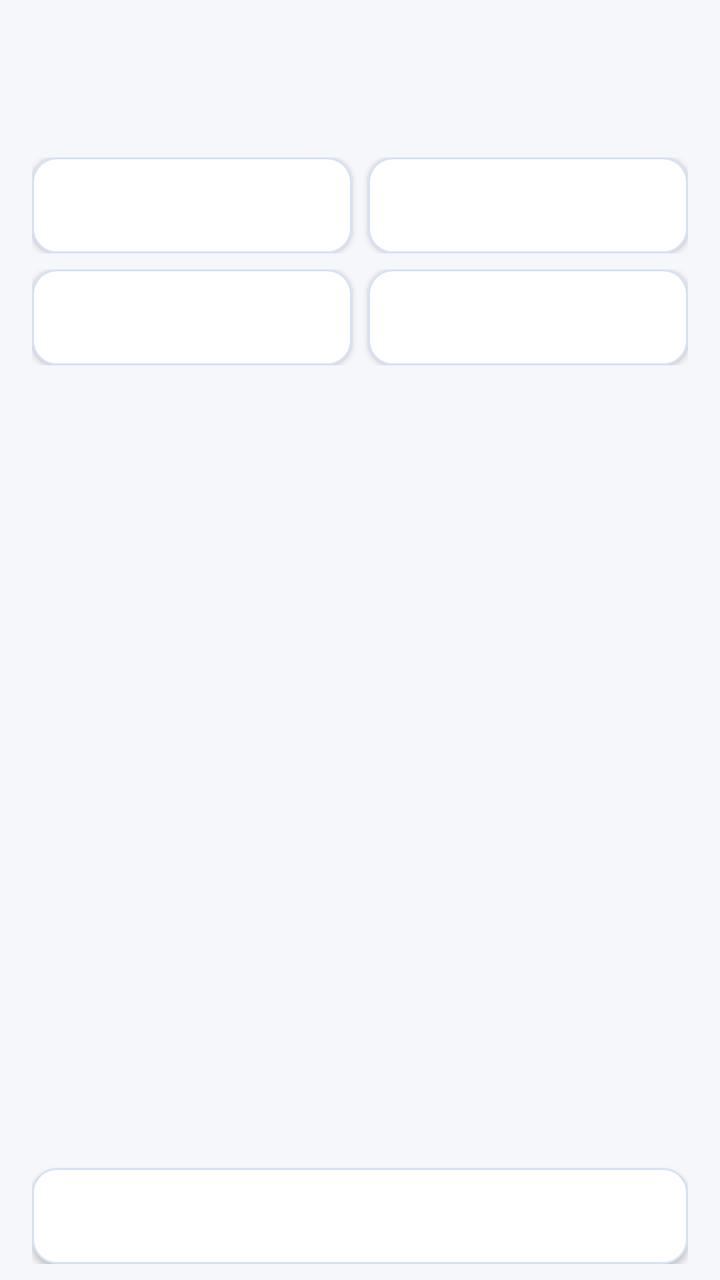
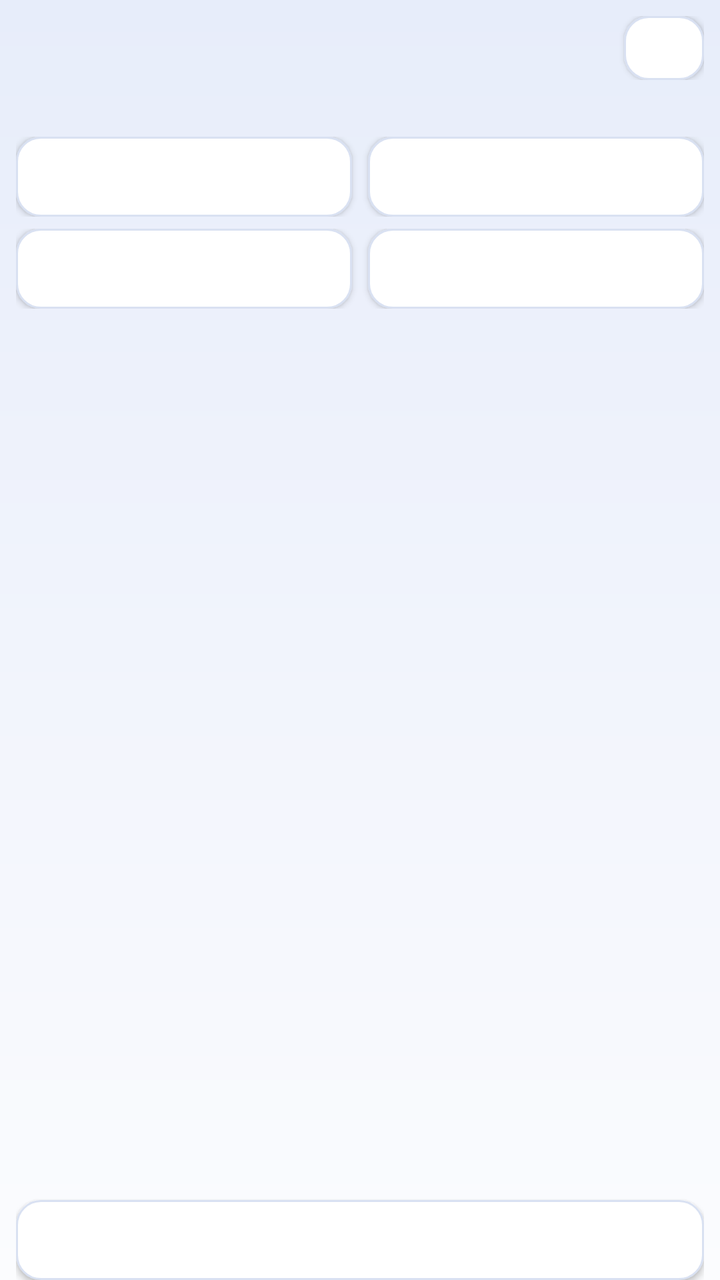

Compare the two renders of this Android layout. The source of the first and the diff that turns it into the second are given below.
<!-- AndroidManifest.xml: application theme AppTheme -->
<!-- res/layout/activity_user_dict.xml -->
<?xml version="1.0" encoding="utf-8"?>
<LinearLayout xmlns:android="http://schemas.android.com/apk/res/android"
    android:layout_width="match_parent"
    android:layout_height="match_parent"
    android:orientation="vertical"
    android:paddingStart="16dp"
    android:paddingTop="16dp"
    android:paddingEnd="16dp"
    android:paddingBottom="8dp">

    <TextView
        android:id="@+id/text_dict_title"
        android:layout_width="match_parent"
        android:layout_height="wrap_content"
        android:textColor="@color/text_primary"
        android:textSize="20sp"
        android:textStyle="bold" />

    <TextView
        android:id="@+id/text_dict_summary"
        android:layout_width="match_parent"
        android:layout_height="wrap_content"
        android:layout_marginTop="6dp"
        android:textColor="@color/text_secondary"
        android:textSize="13sp" />

    <LinearLayout
        android:layout_width="match_parent"
        android:layout_height="wrap_content"
        android:layout_marginTop="12dp"
        android:orientation="horizontal">

        <Button
            style="@style/SettingsButton"
            android:id="@+id/btn_export_yaml"
            android:layout_width="0dp"
            android:layout_height="wrap_content"
            android:layout_weight="1"
            android:minWidth="0dp" />

        <Button
            style="@style/SettingsButton"
            android:id="@+id/btn_export_tsv"
            android:layout_width="0dp"
            android:layout_height="wrap_content"
            android:layout_marginStart="8dp"
            android:layout_weight="1"
            android:minWidth="0dp" />
    </LinearLayout>

    <LinearLayout
        android:layout_width="match_parent"
        android:layout_height="wrap_content"
        android:layout_marginTop="8dp"
        android:orientation="horizontal">

        <Button
            style="@style/SettingsButton"
            android:id="@+id/btn_export_txt"
            android:layout_width="0dp"
            android:layout_height="wrap_content"
            android:layout_weight="1"
            android:minWidth="0dp" />

        <Button
            style="@style/SettingsButton"
            android:id="@+id/btn_import_dict"
            android:layout_width="0dp"
            android:layout_height="wrap_content"
            android:layout_marginStart="8dp"
            android:layout_weight="1"
            android:minWidth="0dp" />
    </LinearLayout>

    <ListView
        android:id="@+id/list_dict_entries"
        android:layout_width="match_parent"
        android:layout_height="0dp"
        android:layout_marginTop="12dp"
        android:layout_weight="1" />

    <Button
        style="@style/SettingsButton"
        android:id="@+id/btn_close_dict"
        android:layout_width="match_parent"
        android:layout_height="wrap_content"
        android:layout_marginTop="6dp"
        android:minWidth="0dp" />
</LinearLayout>
<!-- resources referenced by this layout -->
<resources>
  <color name="text_primary">#1A1F2B</color>
  <color name="text_secondary">#5A6474</color>
  <style name="SettingsButton">
          <item name="android:layout_width">match_parent</item>
          <item name="android:layout_height">40dp</item>
          <item name="android:background">@drawable/btn_aurora_secondary</item>
          <item name="android:textColor">@color/text_primary</item>
          <item name="android:textSize">13sp</item>
          <item name="android:gravity">center</item>
      </style>
  <!-- drawable btn_aurora_secondary (drawable) -->
  <?xml version="1.0" encoding="utf-8"?>
  <ripple xmlns:android="http://schemas.android.com/apk/res/android"
      android:color="@color/ripple_on_surface">
      <item>
          <shape android:shape="rectangle">
              <solid android:color="@color/btn_secondary_bg" />
              <corners android:radius="12dp" />
              <stroke
                  android:width="1dp"
                  android:color="@color/card_stroke" />
          </shape>
      </item>
  </ripple>
  <color name="accent">#2F6BE0</color>
  <color name="app_bg">#F5F7FB</color>
  <color name="nav_bar">#1A1F2B</color>
  <style name="AppDialogTheme" parent="@android:style/Theme.Material.Light.Dialog.Alert">
          <item name="android:colorAccent">@color/accent</item>
          <item name="android:colorBackground">@color/app_bg</item>
          <item name="android:textColorPrimary">@color/text_primary</item>
          <item name="android:textColorSecondary">@color/text_secondary</item>
      </style>
  <color name="ripple_on_surface">#1A000000</color>
  <color name="btn_secondary_bg">#FFFFFF</color>
  <color name="card_stroke">#D9E1F2</color>
  <!-- unchanged entries left out for length: 1 -->
</resources>

<!-- the commit's change to res/layout/activity_user_dict.xml (unified diff, before → after) -->
@@ -1,40 +1,40 @@
 <?xml version="1.0" encoding="utf-8"?>
 <LinearLayout xmlns:android="http://schemas.android.com/apk/res/android"
-    android:layout_width="match_parent"
-    android:layout_height="match_parent"
-    android:orientation="vertical"
-    android:paddingStart="16dp"
-    android:paddingTop="16dp"
-    android:paddingEnd="16dp"
-    android:paddingBottom="8dp">
-
-    <TextView
-        android:id="@+id/text_dict_title"
-        android:layout_width="match_parent"
-        android:layout_height="wrap_content"
-        android:textColor="@color/text_primary"
-        android:textSize="20sp"
-        android:textStyle="bold" />
-
-    <TextView
-        android:id="@+id/text_dict_summary"
-        android:layout_width="match_parent"
-        android:layout_height="wrap_content"
-        android:layout_marginTop="6dp"
-        android:textColor="@color/text_secondary"
-        android:textSize="13sp" />
+    style="@style/PageRoot"
+    android:orientation="vertical">
 
     <LinearLayout
         android:layout_width="match_parent"
         android:layout_height="wrap_content"
-        android:layout_marginTop="12dp"
+        android:gravity="center_vertical"
+        android:orientation="horizontal">
+
+        <TextView
+            style="@style/PageTitle"
+            android:id="@+id/text_dict_title"
+            android:layout_height="wrap_content" />
+
+        <Button
+            style="@style/PageCloseButton"
+            android:id="@+id/btn_dict_close" />
+    </LinearLayout>
+
+    <TextView
+        style="@style/PageDesc"
+        android:id="@+id/text_dict_summary"
+        android:layout_width="match_parent"
+        android:layout_height="wrap_content" />
+
+    <LinearLayout
+        android:layout_width="match_parent"
+        android:layout_height="wrap_content"
+        android:layout_marginTop="6dp"
         android:orientation="horizontal">
 
         <Button
             style="@style/SettingsButton"
             android:id="@+id/btn_export_yaml"
             android:layout_width="0dp"
-            android:layout_height="wrap_content"
             android:layout_weight="1"
             android:minWidth="0dp" />
 
@@ -42,7 +42,6 @@
             style="@style/SettingsButton"
             android:id="@+id/btn_export_tsv"
             android:layout_width="0dp"
-            android:layout_height="wrap_content"
             android:layout_marginStart="8dp"
             android:layout_weight="1"
             android:minWidth="0dp" />
@@ -51,14 +50,13 @@
     <LinearLayout
         android:layout_width="match_parent"
         android:layout_height="wrap_content"
-        android:layout_marginTop="8dp"
+        android:layout_marginTop="6dp"
         android:orientation="horizontal">
 
         <Button
             style="@style/SettingsButton"
             android:id="@+id/btn_export_txt"
             android:layout_width="0dp"
-            android:layout_height="wrap_content"
             android:layout_weight="1"
             android:minWidth="0dp" />
 
@@ -66,7 +64,6 @@
             style="@style/SettingsButton"
             android:id="@+id/btn_import_dict"
             android:layout_width="0dp"
-            android:layout_height="wrap_content"
             android:layout_marginStart="8dp"
             android:layout_weight="1"
             android:minWidth="0dp" />
@@ -76,14 +73,13 @@
         android:id="@+id/list_dict_entries"
         android:layout_width="match_parent"
         android:layout_height="0dp"
-        android:layout_marginTop="12dp"
+        android:layout_marginTop="6dp"
         android:layout_weight="1" />
 
     <Button
         style="@style/SettingsButton"
-        android:id="@+id/btn_close_dict"
+        android:id="@+id/btn_delete_dict"
         android:layout_width="match_parent"
-        android:layout_height="wrap_content"
         android:layout_marginTop="6dp"
         android:minWidth="0dp" />
 </LinearLayout>
<!-- resource entries referenced after the edit -->
@@ -1,7 +1,53 @@
 <!-- resources referenced by this layout -->
 <resources>
+  <style name="PageCloseButton" parent="SettingsButton">
+          <item name="android:layout_width">40dp</item>
+          <item name="android:layout_height">32dp</item>
+          <item name="android:minWidth">0dp</item>
+          <item name="android:paddingStart">0dp</item>
+          <item name="android:paddingEnd">0dp</item>
+          <item name="android:textSize">14sp</item>
+      </style>
+  <style name="PageDesc">
+          <item name="android:layout_width">match_parent</item>
+          <item name="android:layout_height">wrap_content</item>
+          <item name="android:paddingTop">2dp</item>
+          <item name="android:paddingBottom">4dp</item>
+          <item name="android:textColor">@color/text_secondary</item>
+          <item name="android:textSize">12sp</item>
+      </style>
+  <style name="PageRoot">
+          <item name="android:layout_width">match_parent</item>
+          <item name="android:layout_height">match_parent</item>
+          <item name="android:background">@drawable/bg_aurora</item>
+          <item name="android:fitsSystemWindows">true</item>
+          <item name="android:paddingStart">8dp</item>
+          <item name="android:paddingEnd">8dp</item>
+          <item name="android:paddingTop">8dp</item>
+      </style>
+  <style name="PageTitle">
+          <item name="android:layout_width">0dp</item>
+          <item name="android:layout_height">wrap_content</item>
+          <item name="android:layout_weight">1</item>
+          <item name="android:textColor">@color/text_primary</item>
+          <item name="android:textSize">16sp</item>
+          <item name="android:textStyle">bold</item>
+      </style>
   <color name="text_primary">#1A1F2B</color>
   <color name="text_secondary">#5A6474</color>
+  <!-- drawable bg_aurora (drawable) -->
+  <?xml version="1.0" encoding="utf-8"?>
+  <layer-list xmlns:android="http://schemas.android.com/apk/res/android">
+      <item>
+          <shape android:shape="rectangle">
+              <gradient
+                  android:angle="270"
+                  android:startColor="@color/aurora_bg_top"
+                  android:centerColor="@color/aurora_bg_mid"
+                  android:endColor="@color/aurora_bg_bottom" />
+          </shape>
+      </item>
+  </layer-list>
   <style name="SettingsButton">
           <item name="android:layout_width">match_parent</item>
           <item name="android:layout_height">40dp</item>
@@ -33,6 +79,9 @@
           <item name="android:textColorPrimary">@color/text_primary</item>
           <item name="android:textColorSecondary">@color/text_secondary</item>
       </style>
+  <color name="aurora_bg_top">#E7EDFA</color>
+  <color name="aurora_bg_mid">#F1F4FC</color>
+  <color name="aurora_bg_bottom">#FBFCFE</color>
   <color name="ripple_on_surface">#1A000000</color>
   <color name="btn_secondary_bg">#FFFFFF</color>
   <color name="card_stroke">#D9E1F2</color>
